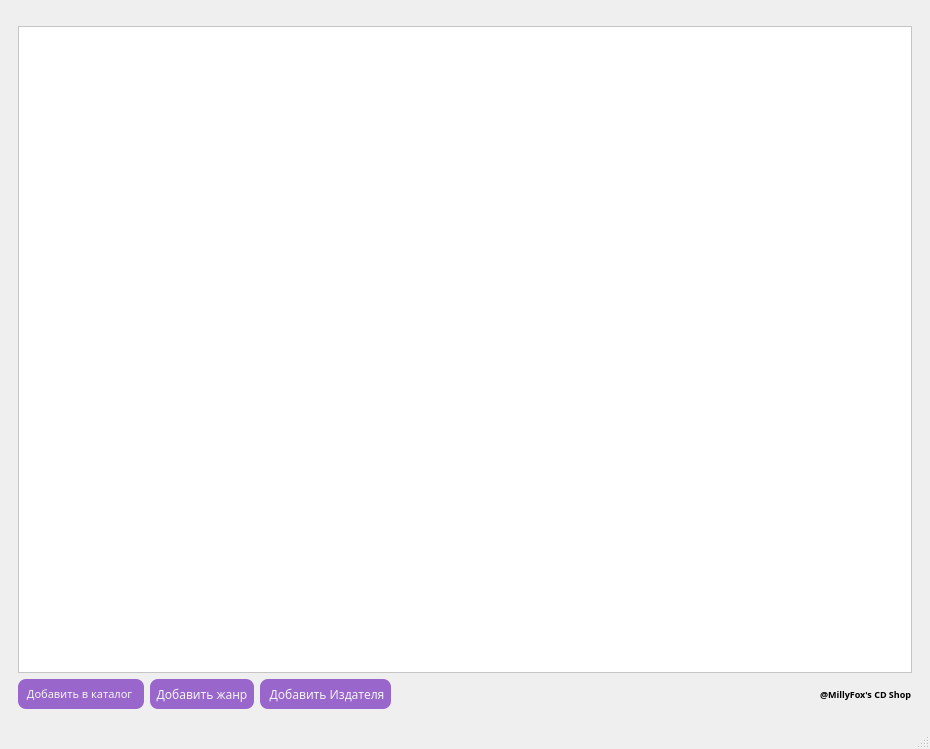
Above: res/main.ui from programmister68/Lab_work_11_2022 before the change. Below: the same form after it.
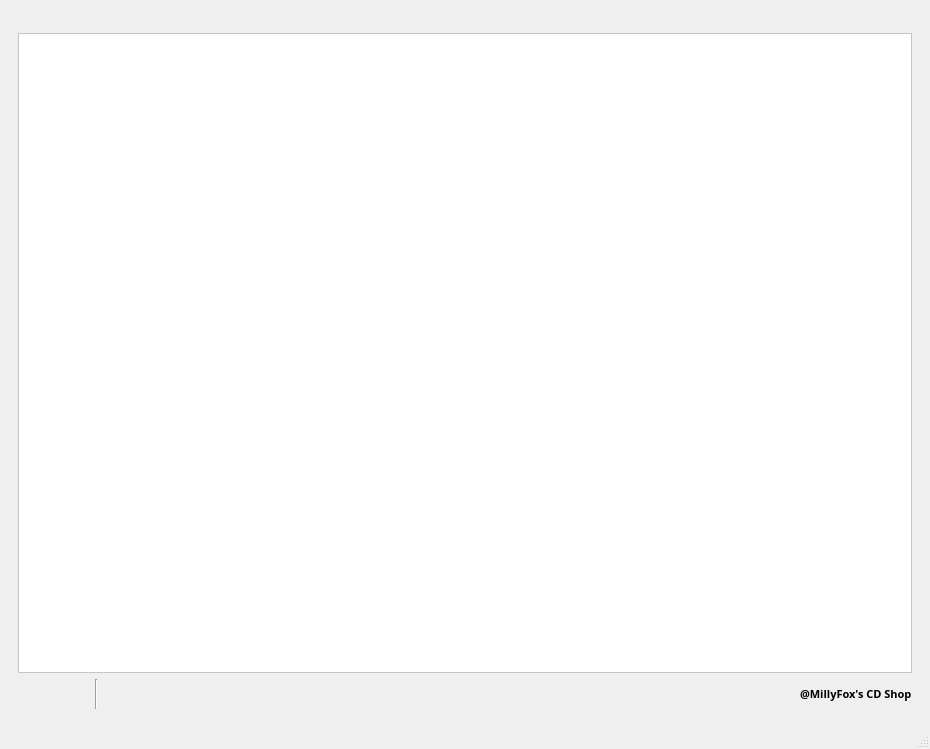
That is the form after the change. Icons and pictures are not drawn.

```diff
--- a/res/main.ui
+++ b/res/main.ui
@@ -17,6 +17,13 @@
    <layout class="QHBoxLayout" name="horizontalLayout">
     <item>
      <widget class="QStackedWidget" name="stackedWidget">
+      <property name="font">
+       <font>
+        <family>Nunito SemiBold</family>
+        <weight>75</weight>
+        <bold>true</bold>
+       </font>
+      </property>
       <property name="currentIndex">
        <number>0</number>
       </property>
@@ -35,13 +42,18 @@
             <property name="sizeHint" stdset="0">
              <size>
               <width>20</width>
-              <height>8</height>
+              <height>15</height>
              </size>
             </property>
            </spacer>
           </item>
           <item>
            <widget class="QTableWidget" name="tableWidget">
+            <property name="font">
+             <font>
+              <family>Nunito Medium</family>
+             </font>
+            </property>
             <property name="styleSheet">
              <string notr="true">background-color: rgb(255, 255, 255);</string>
             </property>
@@ -51,16 +63,24 @@
            <layout class="QHBoxLayout" name="horizontalLayout_3">
             <item>
              <widget class="QPushButton" name="pushButton_3">
+              <property name="sizePolicy">
+               <sizepolicy hsizetype="Fixed" vsizetype="Fixed">
+                <horstretch>0</horstretch>
+                <verstretch>0</verstretch>
+               </sizepolicy>
+              </property>
               <property name="maximumSize">
                <size>
-                <width>450</width>
+                <width>300</width>
                 <height>30</height>
                </size>
               </property>
               <property name="font">
                <font>
-                <family>Nokia Sans S60</family>
+                <family>Nunito SemiBold</family>
                 <pointsize>8</pointsize>
+                <weight>75</weight>
+                <bold>true</bold>
                </font>
               </property>
               <property name="cursor">
@@ -68,17 +88,43 @@
               </property>
               <property name="styleSheet">
                <string notr="true">color: rgb(243, 243, 243);
-background-color: rgb(153, 102, 204);
+background-color: transparent;
 border-color: rgb(0,0,0);
 border-radius: 8px; 
 alternate-background-color: rgb(0, 136, 0);
 selection-background-color: rgb(0, 136, 0);</string>
               </property>
               <property name="text">
-               <string>   Добавить в каталог    </string>
+               <string/>
+              </property>
+              <property name="icon">
+               <iconset>
+                <normaloff>add.png</normaloff>add.png</iconset>
+              </property>
+              <property name="iconSize">
+               <size>
+                <width>48</width>
+                <height>28</height>
+               </size>
               </property>
              </widget>
             </item>
+            <item>
+             <spacer name="horizontalSpacer_3">
+              <property name="orientation">
+               <enum>Qt::Horizontal</enum>
+              </property>
+              <property name="sizeType">
+               <enum>QSizePolicy::Fixed</enum>
+              </property>
+              <property name="sizeHint" stdset="0">
+               <size>
+                <width>3</width>
+                <height>20</height>
+               </size>
+              </property>
+             </spacer>
+            </item>
             <item>
              <widget class="QPushButton" name="pushButton">
               <property name="maximumSize">
@@ -89,17 +135,37 @@
               </property>
               <property name="font">
                <font>
-                <family>Nokia Sans S60</family>
+                <family>Nunito SemiBold</family>
+                <pointsize>8</pointsize>
+                <weight>75</weight>
+                <bold>true</bold>
                </font>
               </property>
               <property name="styleSheet">
                <string notr="true">color: rgb(243, 243, 243);
-background-color: rgb(153, 102, 204);
+background-color: transparent;
 border-radius: 8px;
 </string>
               </property>
               <property name="text">
-               <string>  Добавить жанр  </string>
+               <string/>
+              </property>
+              <property name="icon">
+               <iconset>
+                <normaloff>delete.png</normaloff>delete.png</iconset>
+              </property>
+              <property name="iconSize">
+               <size>
+                <width>48</width>
+                <height>30</height>
+               </size>
+              </property>
+             </widget>
+            </item>
+            <item>
+             <widget class="Line" name="line">
+              <property name="orientation">
+               <enum>Qt::Vertical</enum>
               </property>
              </widget>
             </item>
@@ -113,17 +179,30 @@
               </property>
               <property name="font">
                <font>
-                <family>Nokia Sans S60</family>
+                <family>Nunito SemiBold</family>
+                <pointsize>8</pointsize>
+                <weight>75</weight>
+                <bold>true</bold>
                </font>
               </property>
               <property name="styleSheet">
                <string notr="true">color: rgb(243, 243, 243);
-background-color: rgb(153, 102, 204);
+background-color: transparent;
 border-radius: 8px;
 </string>
               </property>
               <property name="text">
-               <string>   Добавить Издателя  </string>
+               <string/>
+              </property>
+              <property name="icon">
+               <iconset>
+                <normaloff>save.png</normaloff>save.png</iconset>
+              </property>
+              <property name="iconSize">
+               <size>
+                <width>48</width>
+                <height>26</height>
+               </size>
               </property>
              </widget>
             </item>
@@ -155,7 +234,7 @@
               <property name="font">
                <font>
                 <family>Nunito SemiBold</family>
-                <pointsize>7</pointsize>
+                <pointsize>8</pointsize>
                 <weight>75</weight>
                 <bold>true</bold>
                </font>
```
Left out of the diff: 93 changed lines with no effect on the pictures.
